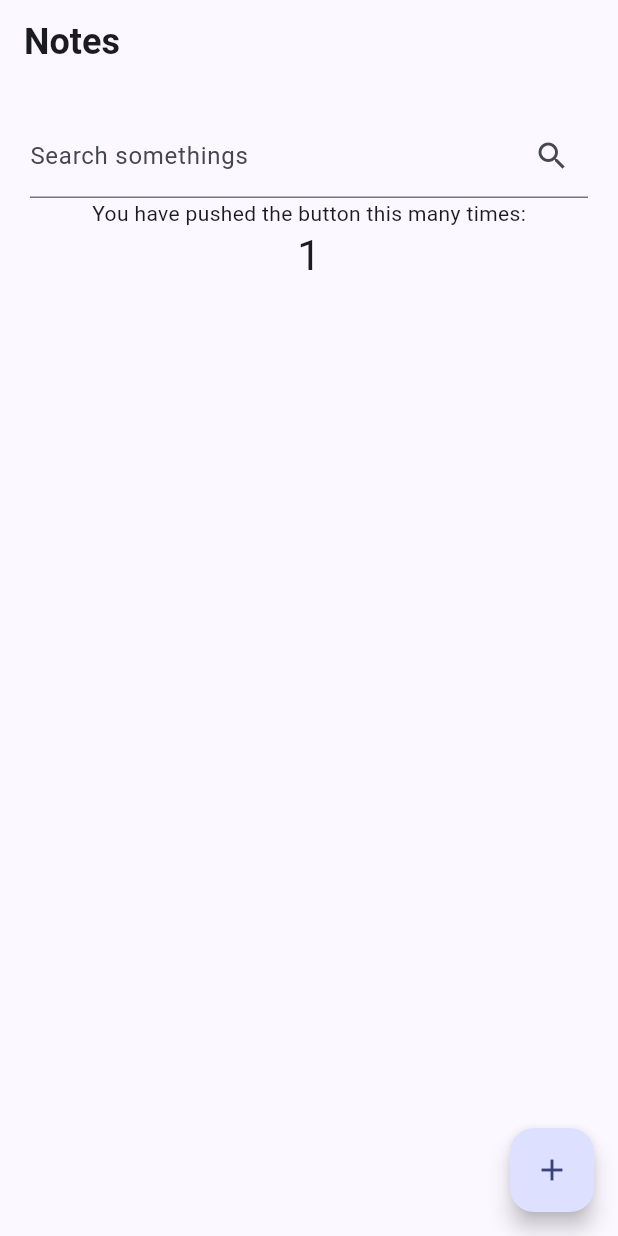
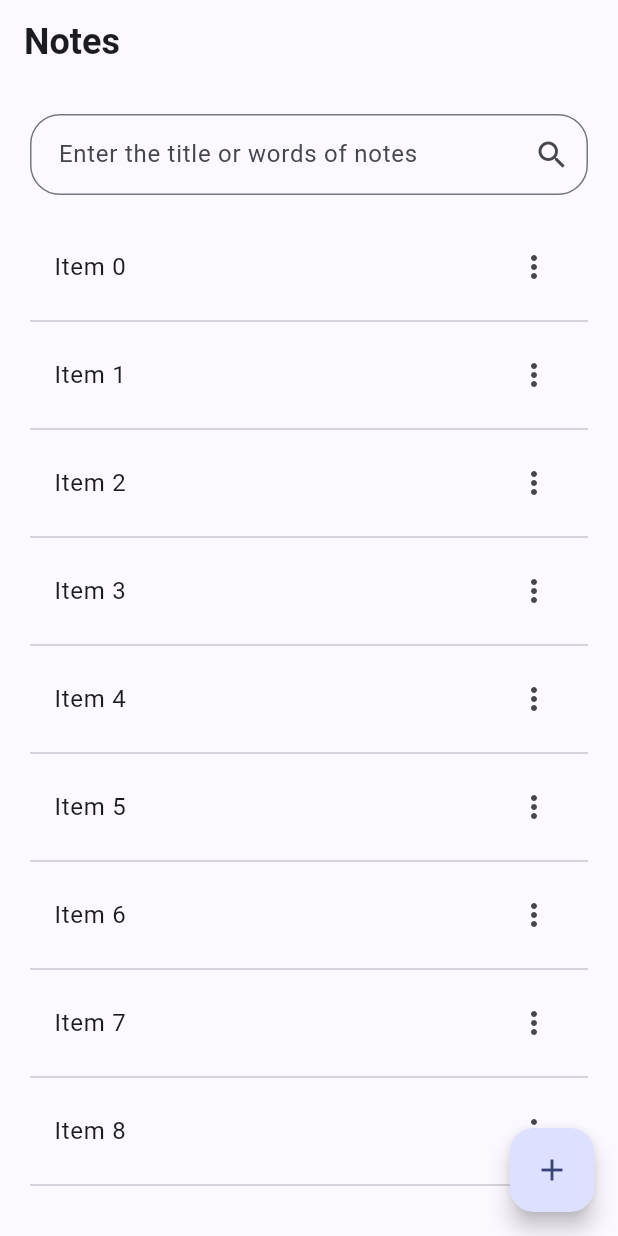
Before and after one commit to nmeedg/todoapp-flutter, a Flutter app: the screen it shows after launch, after a tap on the "add" icon, on a phone screen of 412 x 824 dp. Run offline on Flutter 3.47's test engine with Material 3 defaults, Android fonts, the phone set to English and light mode, and no system bars.

Commit message:
dynamisation de la barre de recherche

```diff
--- a/lib/main.dart
+++ b/lib/main.dart
@@ -32,47 +32,56 @@ class MyHomePage extends StatefulWidget {
 }
 
 class _MyHomePageState extends State<MyHomePage> {
-  int _counter = 0;
+  late TextEditingController _textController;
 
-  void _incrementCounter() {
-    setState(() {
-      _counter++;
-    });
+  void submitText() {
+    debugPrint(_textController.text);
   }
 
+@override
+  void initState() {
+    _textController = TextEditingController();
+    super.initState();
+  }
   @override
   Widget build(BuildContext context) {
     return Scaffold(
       appBar: AppBar(
         backgroundColor: Theme.of(context).colorScheme.background,
-        title: Text(widget.title,style: TextStyle(fontWeight: FontWeight.bold,fontSize: 24),),
+        title: Text(
+          widget.title,
+          style: TextStyle(fontWeight: FontWeight.bold, fontSize: 24),
+        ),
       ),
       body: Padding(
         padding: const EdgeInsets.all(20.0),
         child: Column(
-         // mainAxisAlignment: MainAxisAlignment.center,
+          // mainAxisAlignment: MainAxisAlignment.center,
           children: <Widget>[
             TextField(
+              controller: _textController,
               decoration: InputDecoration(
-                label: Text("Search somethings"),
-                suffixIcon: Icon(Icons.search)
-              ),
+                  border: OutlineInputBorder(
+                      borderRadius: BorderRadius.all(Radius.circular(20))),
+                  suffixIcon: Icon(Icons.search),
+                  hintText: "Enter the title or words of notes",
+                  contentPadding: EdgeInsets.all(15)),
               textCapitalization: TextCapitalization.sentences,
-
             ),
-
-            const Text(
-              'You have pushed the button this many times:',
-            ),
-            Text(
-              '$_counter',
-              style: Theme.of(context).textTheme.headlineMedium,
-            ),
+            SizedBox(height: 20,),
+            Expanded(
+                child: ListView.separated(
+                    itemBuilder: (ctx, index) => ListTile(
+                          title: Text("Item $index"),
+                          trailing: Icon(Icons.more_vert_rounded),
+                        ),
+                    separatorBuilder: (ctx, index) => Divider(),
+                    itemCount: 15))
           ],
         ),
       ),
       floatingActionButton: FloatingActionButton(
-        onPressed: _incrementCounter,
+        onPressed: submitText,
         tooltip: 'Increment',
         child: const Icon(Icons.add),
       ),
```
